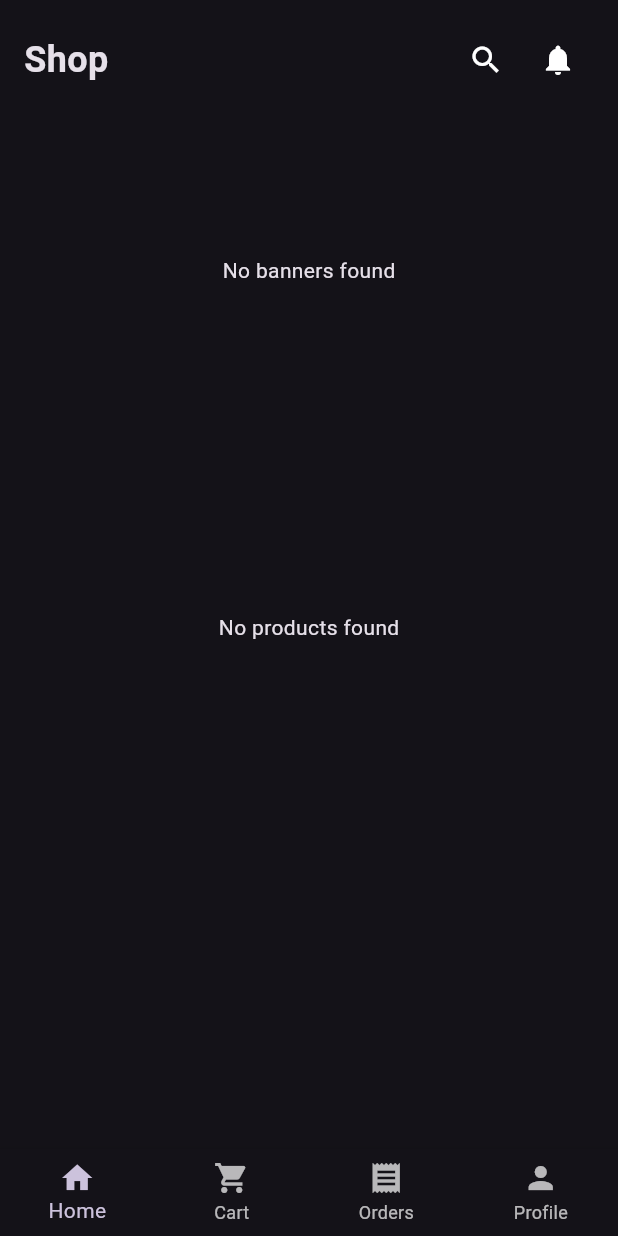
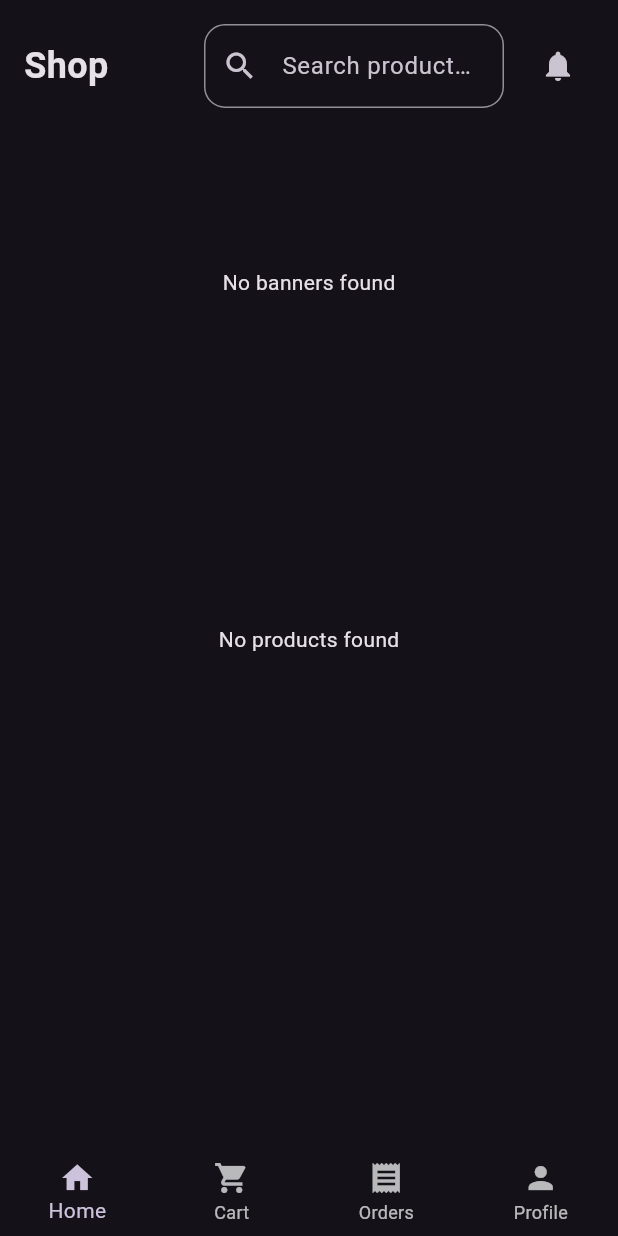
Before and after one commit to Ern-est/Full-Stack-E-Commerce-Client-App, a Flutter app: the screen it shows once a user with an empty profile is signed in, on a phone screen of 412 x 824 dp. Run offline on Flutter 3.47's test engine with Material 3 defaults, Android fonts, the light colour scheme and no system bars; our stand-ins replace firebase_core, firebase_messaging, flutter_dotenv, flutter_local_notifications, flutter_riverpod, supabase_flutter; accounts and stored records are empty.

Commit message:
search functionality done

```diff
--- a/lib/features/home/home_page.dart
+++ b/lib/features/home/home_page.dart
@@ -8,6 +8,7 @@ import '../categories/providers/categories_provider.dart';
 import '../categories/models/category.dart';
 import '../categories/models/subcategory.dart';
 import '../products/providers/products_provider.dart';
+import '../products/models/products_params.dart';
 import '../products/widgets/product_card.dart';
 import '../../core/responsive.dart';
 import '../cart/cart_page.dart';
@@ -23,14 +24,30 @@ class HomePage extends ConsumerStatefulWidget {
 }
 
 class _HomePageState extends ConsumerState<HomePage> {
+  late final TextEditingController searchController;
+  late final ValueNotifier<String> searchQuery;
+
   int index = 0;
   Category? selectedCategory;
   SubCategory? selectedSubCategory;
 
   @override
+  void initState() {
+    super.initState();
+    searchController = TextEditingController();
+    searchQuery = ValueNotifier('');
+  }
+
+  @override
+  void dispose() {
+    searchController.dispose();
+    searchQuery.dispose();
+    super.dispose();
+  }
+
+  @override
   Widget build(BuildContext context) {
-    // Map nav index to pages
-    late final List<Widget> pages = [
+    final pages = [
       _buildShopPage(context),
       const CartPage(),
       const OrdersPage(),
@@ -46,9 +63,7 @@ class _HomePageState extends ConsumerState<HomePage> {
 
   Widget _buildShopPage(BuildContext context) {
     final categoriesAsync = ref.watch(categoriesProvider);
-    final notifications = ref.watch(
-      notificationsProvider,
-    ); // WATCH notifications
+    final notifications = ref.watch(notificationsProvider);
 
     return SingleChildScrollView(
       child: Padding(
@@ -56,82 +71,25 @@ class _HomePageState extends ConsumerState<HomePage> {
         child: Column(
           crossAxisAlignment: CrossAxisAlignment.start,
           children: [
-            // Shop title with Search & Notifications
-            Row(
-              mainAxisAlignment: MainAxisAlignment.spaceBetween,
-              children: [
-                const Text(
-                  'Shop',
-                  style: TextStyle(fontSize: 24, fontWeight: FontWeight.bold),
-                ),
-                Row(
-                  children: [
-                    IconButton(
-                      onPressed: () {
-                        // TODO: Open search later
-                      },
-                      icon: const Icon(Icons.search, color: Colors.white),
-                    ),
-                    Stack(
-                      children: [
-                        IconButton(
-                          onPressed: () {
-                            Navigator.push(
-                              context,
-                              MaterialPageRoute(
-                                builder: (_) => const NotificationsPage(),
-                              ),
-                            );
-                          },
-                          icon: const Icon(
-                            Icons.notifications,
-                            color: Colors.white,
-                          ),
-                        ),
-                        if (notifications.isNotEmpty)
-                          Positioned(
-                            right: 6,
-                            top: 6,
-                            child: Container(
-                              padding: const EdgeInsets.all(4),
-                              decoration: const BoxDecoration(
-                                color: Colors.redAccent,
-                                shape: BoxShape.circle,
-                              ),
-                              child: Text(
-                                '${notifications.length}', // dynamic badge
-                                style: const TextStyle(
-                                  color: Colors.white,
-                                  fontSize: 10,
-                                  fontWeight: FontWeight.bold,
-                                ),
-                              ),
-                            ),
-                          ),
-                      ],
-                    ),
-                  ],
-                ),
-              ],
-            ),
+            _buildTopBar(context, notifications),
 
             const SizedBox(height: 16),
             const BannersSection(),
             const SizedBox(height: 16),
 
-            // Categories Horizontal Scroll
+            /// Categories
             categoriesAsync.when(
               loading: () => const Center(child: CircularProgressIndicator()),
-              error: (err, _) => Text('Error: $err'),
+              error: (err, _) => Center(child: Text('Error: $err')),
               data: (categories) => _buildCategoriesList(categories),
             ),
 
             const SizedBox(height: 16),
 
-            // Subcategories Horizontal Scroll
+            /// Subcategories
             if (selectedCategory != null)
               Consumer(
-                builder: (context, ref, _) {
+                builder: (_, ref, __) {
                   final subcategoriesAsync = ref.watch(
                     subCategoriesProvider(selectedCategory!.id),
                   );
@@ -142,20 +100,121 @@ class _HomePageState extends ConsumerState<HomePage> {
                       child: Center(child: CircularProgressIndicator()),
                     ),
                     error: (err, _) => Text('Error: $err'),
-                    data: (subCategories) => subCategories.isEmpty
+                    data: (subs) => subs.isEmpty
                         ? const SizedBox()
-                        : _buildSubCategoriesList(subCategories),
+                        : _buildSubCategoriesList(subs),
                   );
                 },
               ),
 
             const SizedBox(height: 16),
 
-            // Products Grid (Filtered by selected subcategory)
-            _buildProductsGrid(),
+            /// Products
+            ValueListenableBuilder<String>(
+              valueListenable: searchQuery,
+              builder: (_, value, __) {
+                final productsAsync = ref.watch(
+                  productsProvider(
+                    ProductsParams(
+                      subId: selectedSubCategory?.id,
+                      search: value,
+                    ),
+                  ),
+                );
+
+                return productsAsync.when(
+                  loading: () =>
+                      const Center(child: CircularProgressIndicator()),
+                  error: (err, _) => Center(child: Text('Error: $err')),
+                  data: (products) {
+                    if (products.isEmpty) {
+                      return const Center(child: Text('No products found'));
+                    }
+
+                    return GridView.builder(
+                      physics: const NeverScrollableScrollPhysics(),
+                      shrinkWrap: true,
+                      gridDelegate: SliverGridDelegateWithFixedCrossAxisCount(
+                        crossAxisCount: Responsive.isDesktop(context) ? 4 : 2,
+                        mainAxisSpacing: 16,
+                        crossAxisSpacing: 16,
+                        childAspectRatio: 0.7,
+                      ),
+                      itemCount: products.length,
+                      itemBuilder: (_, i) => ProductCard(product: products[i]),
+                    );
+                  },
+                );
+              },
+            ),
           ],
         ),
       ),
+    );
+  }
+
+  Widget _buildTopBar(BuildContext context, List notifications) {
+    return Row(
+      mainAxisAlignment: MainAxisAlignment.spaceBetween,
+      children: [
+        const Text(
+          'Shop',
+          style: TextStyle(fontSize: 24, fontWeight: FontWeight.bold),
+        ),
+        Row(
+          children: [
+            SizedBox(
+              width: 200,
+              child: TextField(
+                controller: searchController,
+                onChanged: (value) => searchQuery.value = value,
+                decoration: InputDecoration(
+                  hintText: 'Search products...',
+                  prefixIcon: const Icon(Icons.search),
+                  border: OutlineInputBorder(
+                    borderRadius: BorderRadius.circular(14),
+                  ),
+                ),
+              ),
+            ),
+            const SizedBox(width: 12),
+            Stack(
+              children: [
+                IconButton(
+                  icon: const Icon(Icons.notifications),
+                  onPressed: () {
+                    Navigator.push(
+                      context,
+                      MaterialPageRoute(
+                        builder: (_) => const NotificationsPage(),
+                      ),
+                    );
+                  },
+                ),
+                if (notifications.isNotEmpty)
+                  Positioned(
+                    right: 6,
+                    top: 6,
+                    child: Container(
+                      padding: const EdgeInsets.all(4),
+                      decoration: const BoxDecoration(
+                        color: Colors.red,
+                        shape: BoxShape.circle,
+                      ),
+                      child: Text(
+                        '${notifications.length}',
+                        style: const TextStyle(
+                          color: Colors.white,
+                          fontSize: 10,
+                        ),
+                      ),
+                    ),
+                  ),
+              ],
+            ),
+          ],
+        ),
+      ],
     );
   }
 
@@ -205,7 +264,9 @@ class _HomePageState extends ConsumerState<HomePage> {
 
           return GestureDetector(
             onTap: () {
-              setState(() => selectedSubCategory = sub);
+              setState(() {
+                selectedSubCategory = sub;
+              });
             },
             child: Container(
               width: 120,
@@ -221,31 +282,4 @@ class _HomePageState extends ConsumerState<HomePage> {
       ),
     );
   }
-
-  Widget _buildProductsGrid() {
-    final subId = selectedSubCategory?.id;
-    final productsAsync = ref.watch(productsProvider(subId));
-
-    return productsAsync.when(
-      loading: () => const Center(child: CircularProgressIndicator()),
-      error: (err, _) => Text('Error: $err'),
-      data: (products) {
-        if (products.isEmpty)
-          return const Center(child: Text('No products found'));
-
-        return GridView.builder(
-          physics: const NeverScrollableScrollPhysics(),
-          shrinkWrap: true,
-          gridDelegate: SliverGridDelegateWithFixedCrossAxisCount(
-            crossAxisCount: Responsive.isDesktop(context) ? 4 : 2,
-            mainAxisSpacing: 16,
-            crossAxisSpacing: 16,
-            childAspectRatio: 0.7,
-          ),
-          itemCount: products.length,
-          itemBuilder: (_, i) => ProductCard(product: products[i]),
-        );
-      },
-    );
-  }
 }
--- /dev/null
+++ b/lib/features/products/models/products_params.dart
@@ -0,0 +1,17 @@
+class ProductsParams {
+  final String? subId;
+  final String search;
+
+  const ProductsParams({this.subId, this.search = ''});
+
+  @override
+  bool operator ==(Object other) =>
+      identical(this, other) ||
+      other is ProductsParams &&
+          runtimeType == other.runtimeType &&
+          subId == other.subId &&
+          search == other.search;
+
+  @override
+  int get hashCode => subId.hashCode ^ search.hashCode;
+}
--- a/lib/features/products/providers/products_provider.dart
+++ b/lib/features/products/providers/products_provider.dart
@@ -1,21 +1,29 @@
 import 'package:flutter_riverpod/flutter_riverpod.dart';
-import 'package:full_stack_e_commerce_app/features/products/models/product.dart';
 import 'package:supabase_flutter/supabase_flutter.dart';
+import '../models/product.dart';
+import '../models/products_params.dart';
 
-final productsProvider = FutureProvider.family<List<Product>, String?>((
+final productsProvider = FutureProvider.family<List<Product>, ProductsParams>((
   ref,
-  subCategoryId,
+  params,
 ) async {
   final supabase = Supabase.instance.client;
 
   var query = supabase.from('products_with_discount').select();
 
-  if (subCategoryId != null) {
-    query = query.eq('subcategory_id', subCategoryId);
+  // Filter by subcategory
+  if (params.subId != null) {
+    query = query.eq('subcategory_id', params.subId!);
   }
 
-  final res = await query;
-  final data = res as List<dynamic>;
+  // Filter by search
+  if (params.search.isNotEmpty) {
+    query = query.ilike('name', '%${params.search}%');
+  }
+
+  final response = await query;
+
+  final data = response as List<dynamic>;
 
   return data.map((e) => Product.fromMap(e as Map<String, dynamic>)).toList();
 });
```
Also changed, not shown: lib/features/products/models/product.dart (+44 -24 lines), lib/features/products/pages/products_grid_page.dart (+8 -4 lines), lib/features/products/providers/product_details_provider.dart (+27 -5 lines).
